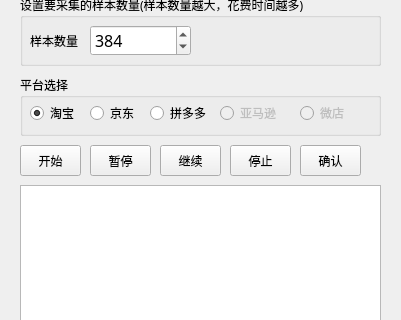
Above: app/ui/main.ui from lvewind/qiuyu-gaofang before the change; both pictures show x 0 to 401 and y 105 to 425 of the 401 by 725 pixel window. Below: the same form after it.
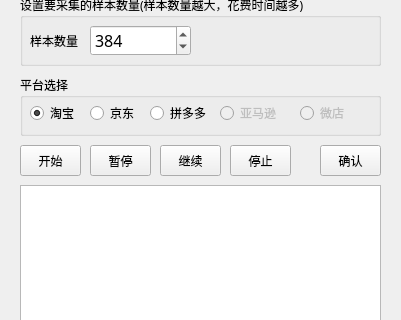
That is the form after the change.

What changed in the file:
```diff
--- a/app/ui/main.ui
+++ b/app/ui/main.ui
@@ -345,7 +345,7 @@
    <widget class="QPushButton" name="pushButton_confirm">
     <property name="geometry">
      <rect>
-      <x>300</x>
+      <x>320</x>
       <y>250</y>
       <width>61</width>
       <height>31</height>
```
